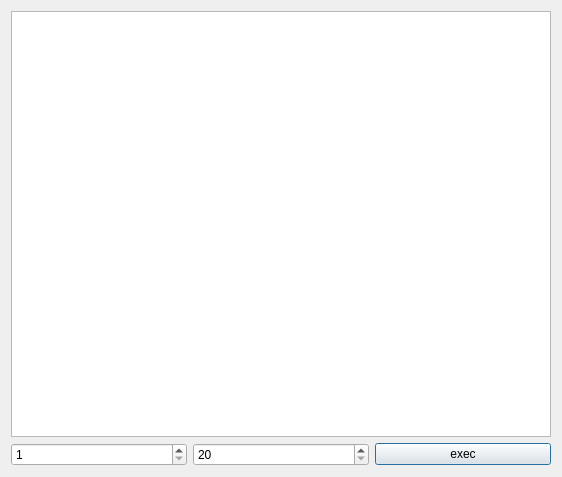
allieus/public-bok, file 04-crawer-stat-qthread/main.ui: the form before one commit.
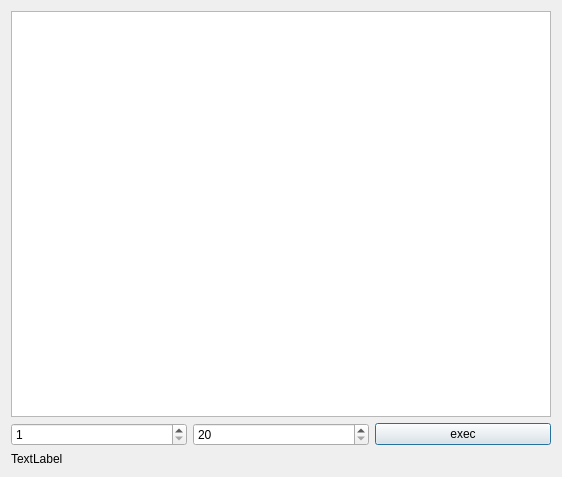
The form after the commit.

Commit message: [20150424] QLabel 에 현재 상황을 출력해봅시다.

```diff
--- a/04-crawer-stat-qthread/main.ui
+++ b/04-crawer-stat-qthread/main.ui
@@ -73,6 +73,13 @@
      </item>
     </layout>
    </item>
+   <item>
+    <widget class="QLabel" name="label">
+     <property name="text">
+      <string>TextLabel</string>
+     </property>
+    </widget>
+   </item>
   </layout>
  </widget>
  <resources/>
```
The commit also changes 1 other file.
